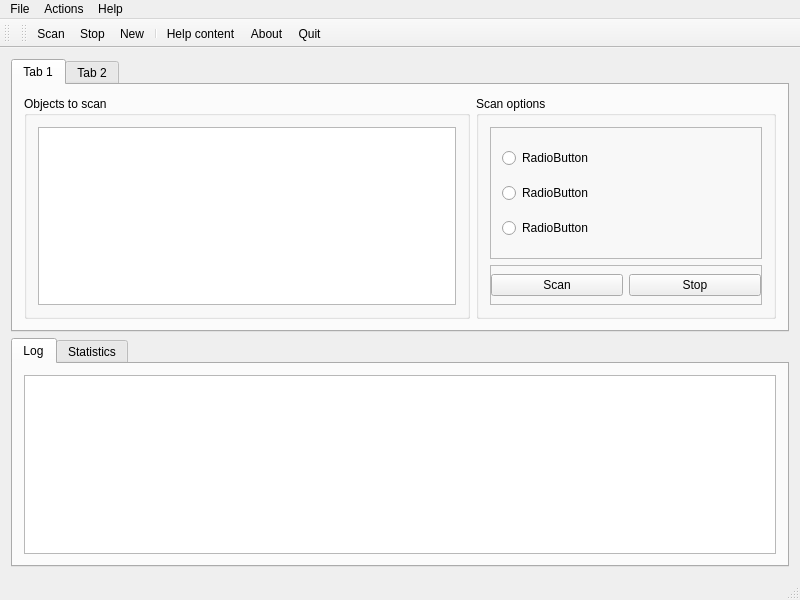
This is mainwindow.ui in vvd7683/SimScanner as Qt 5 draws it before an edit. The edited form follows.
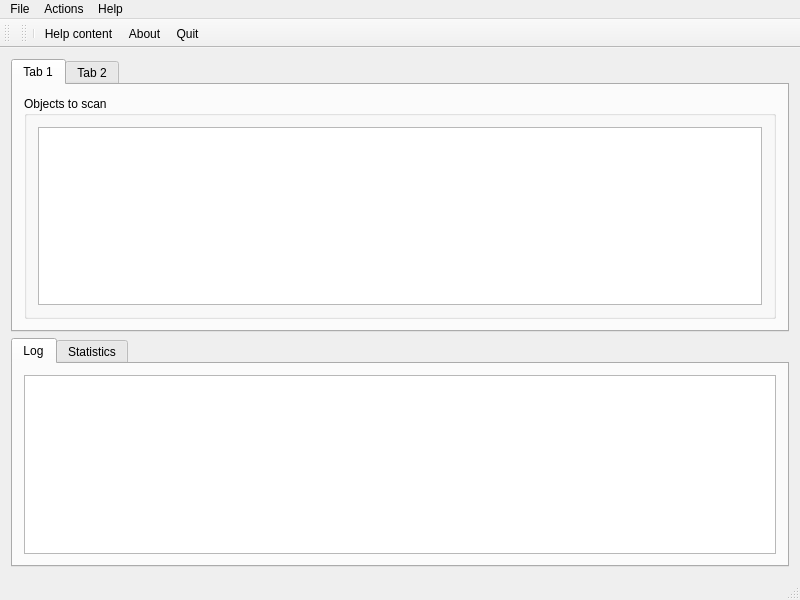
This is the edited form. Icons and pictures are not drawn.

The edit to the form file:
```diff
--- a/mainwindow.ui
+++ b/mainwindow.ui
@@ -65,112 +65,6 @@
           </layout>
          </widget>
         </item>
-        <item>
-         <widget class="QGroupBox" name="gboxScanOptions">
-          <property name="minimumSize">
-           <size>
-            <width>300</width>
-            <height>0</height>
-           </size>
-          </property>
-          <property name="maximumSize">
-           <size>
-            <width>300</width>
-            <height>16777215</height>
-           </size>
-          </property>
-          <property name="title">
-           <string>Scan options</string>
-          </property>
-          <layout class="QVBoxLayout" name="verticalLayout_5">
-           <item>
-            <widget class="QFrame" name="frameScanArea">
-             <property name="frameShape">
-              <enum>QFrame::StyledPanel</enum>
-             </property>
-             <property name="frameShadow">
-              <enum>QFrame::Raised</enum>
-             </property>
-             <layout class="QVBoxLayout" name="verticalLayout_6">
-              <item>
-               <widget class="QRadioButton" name="radioButton_2">
-                <property name="text">
-                 <string>RadioButton</string>
-                </property>
-               </widget>
-              </item>
-              <item>
-               <widget class="QRadioButton" name="radioButton_3">
-                <property name="text">
-                 <string>RadioButton</string>
-                </property>
-               </widget>
-              </item>
-              <item>
-               <widget class="QRadioButton" name="radioButton">
-                <property name="text">
-                 <string>RadioButton</string>
-                </property>
-               </widget>
-              </item>
-             </layout>
-            </widget>
-           </item>
-           <item>
-            <widget class="QFrame" name="frame_3">
-             <property name="maximumSize">
-              <size>
-               <width>16777215</width>
-               <height>40</height>
-              </size>
-             </property>
-             <property name="frameShape">
-              <enum>QFrame::StyledPanel</enum>
-             </property>
-             <property name="frameShadow">
-              <enum>QFrame::Raised</enum>
-             </property>
-             <layout class="QHBoxLayout" name="horizontalLayout_2">
-              <property name="leftMargin">
-               <number>0</number>
-              </property>
-              <property name="topMargin">
-               <number>0</number>
-              </property>
-              <property name="rightMargin">
-               <number>0</number>
-              </property>
-              <property name="bottomMargin">
-               <number>0</number>
-              </property>
-              <item>
-               <widget class="QPushButton" name="btnScan">
-                <property name="text">
-                 <string>Scan</string>
-                </property>
-                <property name="icon">
-                 <iconset>
-                  <normaloff>../Users/jack/SimScanner/icons/actionStart.png</normaloff>../Users/jack/SimScanner/icons/actionStart.png</iconset>
-                </property>
-               </widget>
-              </item>
-              <item>
-               <widget class="QPushButton" name="btnStop">
-                <property name="text">
-                 <string>Stop</string>
-                </property>
-                <property name="icon">
-                 <iconset>
-                  <normaloff>../Users/jack/SimScanner/icons/actionStop.png</normaloff>../Users/jack/SimScanner/icons/actionStop.png</iconset>
-                </property>
-               </widget>
-              </item>
-             </layout>
-            </widget>
-           </item>
-          </layout>
-         </widget>
-        </item>
        </layout>
       </widget>
       <widget class="QWidget" name="tabLearn">
@@ -319,9 +213,6 @@
    <attribute name="toolBarBreak">
     <bool>false</bool>
    </attribute>
-   <addaction name="actionScan"/>
-   <addaction name="actionStop"/>
-   <addaction name="actionNew"/>
    <addaction name="separator"/>
    <addaction name="actionHelp_content"/>
    <addaction name="actionAbout"/>
@@ -345,41 +236,6 @@
     <string>About</string>
    </property>
   </action>
-  <action name="actionNew">
-   <property name="icon">
-    <iconset>
-     <normaloff>../Users/jack/SimScanner/icons/actionNew.png</normaloff>../Users/jack/SimScanner/icons/actionNew.png</iconset>
-   </property>
-   <property name="text">
-    <string>New</string>
-   </property>
-   <property name="visible">
-    <bool>false</bool>
-   </property>
-  </action>
-  <action name="actionEdit">
-   <property name="text">
-    <string>Edit</string>
-   </property>
-  </action>
-  <action name="actionScan">
-   <property name="icon">
-    <iconset>
-     <normaloff>../Users/jack/SimScanner/icons/actionStart.png</normaloff>../Users/jack/SimScanner/icons/actionStart.png</iconset>
-   </property>
-   <property name="text">
-    <string>Scan</string>
-   </property>
-  </action>
-  <action name="actionStop">
-   <property name="icon">
-    <iconset>
-     <normaloff>../Users/jack/SimScanner/icons/actionStop.png</normaloff>../Users/jack/SimScanner/icons/actionStop.png</iconset>
-   </property>
-   <property name="text">
-    <string>Stop</string>
-   </property>
-  </action>
   <action name="actionHelp_content">
    <property name="icon">
     <iconset>
```
Left out of the diff: 26 changed lines with no effect on the pictures.
